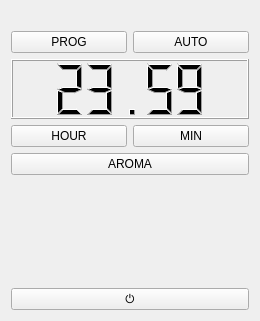
Old version of the form narcelik/untitled.ui in the repository Cediddi/python-qt-dersi.
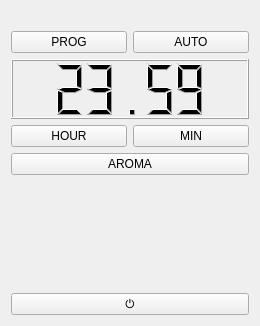
New version of the form. Icons and pictures are not drawn.

Commit message: özgünlük demek narçelik demek

```diff
--- a/narcelik/untitled.ui
+++ b/narcelik/untitled.ui
@@ -7,7 +7,7 @@
     <x>0</x>
     <y>0</y>
     <width>260</width>
-    <height>321</height>
+    <height>326</height>
    </rect>
   </property>
   <property name="windowTitle">
```
Left out of the diff: 3 changed lines with no effect on the pictures.
